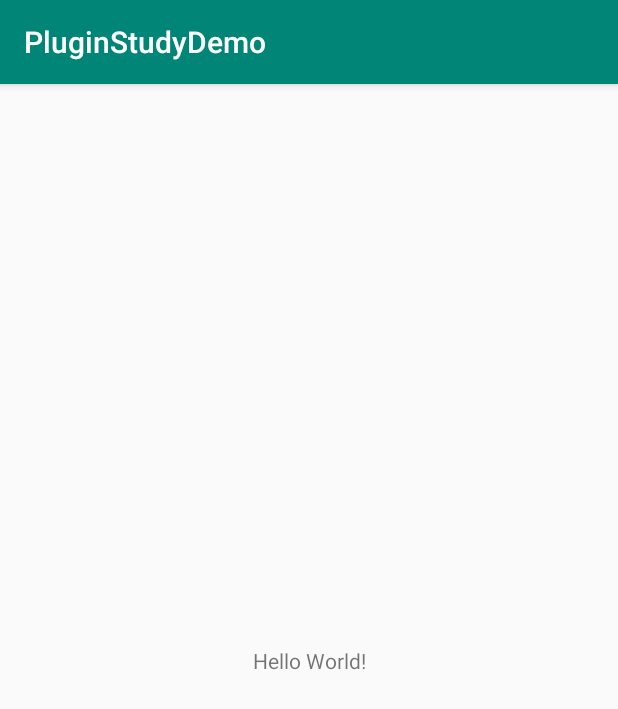
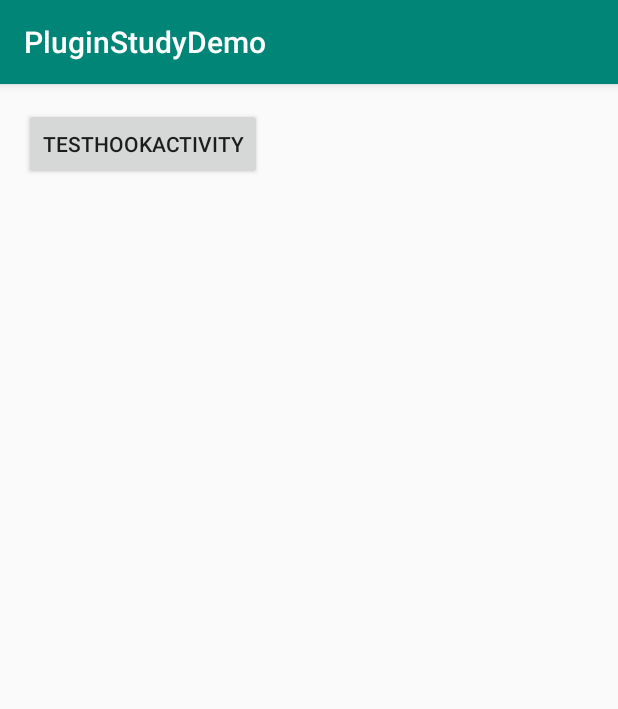
Before and after one commit to iamdennisme/pluginstudydemo, an Android app: the screen it shows after launch (MainActivity), on a phone screen of 412 x 824 dp. Shown: the top 709 px of the screen. Run offline under Robolectric (Android 15) with nearby library versions, the phone set to English and light mode, and no system bars; our stand-ins replace Timber; 1 statement that could not run was skipped.

Commit message:
添加activity hook

```diff
--- a/app/build.gradle
+++ b/app/build.gradle
@@ -26,4 +26,5 @@ dependencies {
     testImplementation 'junit:junit:4.12'
     androidTestImplementation 'androidx.test.ext:junit:1.1.1'
     androidTestImplementation 'androidx.test.espresso:espresso-core:3.2.0'
+    implementation 'com.jakewharton.timber:timber:4.7.1'
 }
--- a/app/src/main/AndroidManifest.xml
+++ b/app/src/main/AndroidManifest.xml
@@ -3,6 +3,7 @@
     package="com.dennisce.pluginstudydemo">
 
     <application
+        android:name=".base.BaseApplication"
         android:allowBackup="true"
         android:icon="@mipmap/ic_launcher"
         android:label="@string/app_name"
@@ -16,6 +17,7 @@
                 <category android:name="android.intent.category.LAUNCHER" />
             </intent-filter>
         </activity>
+        <activity android:name=".OtherTestActivity"/>
     </application>
 
 </manifest>
--- /dev/null
+++ b/app/src/main/java/com/dennisce/pluginstudydemo/base/BaseApplication.java
@@ -0,0 +1,13 @@
+package com.dennisce.pluginstudydemo.base;
+
+import android.app.Application;
+
+import timber.log.Timber;
+
+public class BaseApplication extends Application {
+    @Override
+    public void onCreate() {
+        super.onCreate();
+        Timber.plant(new Timber.DebugTree());
+    }
+}
--- a/app/src/main/java/com/dennisce/pluginstudydemo/ReflectUtil.java
+++ b/app/src/main/java/com/dennisce/pluginstudydemo/util/ReflectUtil.java
@@ -1,4 +1,4 @@
-package com.dennisce.pluginstudydemo;
+package com.dennisce.pluginstudydemo.util;
 
 import java.lang.reflect.Field;
 import java.lang.reflect.Method;
--- a/app/src/main/res/layout/activity_main.xml
+++ b/app/src/main/res/layout/activity_main.xml
@@ -6,13 +6,14 @@
     android:layout_height="match_parent"
     tools:context=".MainActivity">
 
-    <TextView
+    <Button
+        android:onClick="testHookActivity"
+        android:id="@+id/testHookActivity"
         android:layout_width="wrap_content"
         android:layout_height="wrap_content"
-        android:text="Hello World!"
-        app:layout_constraintBottom_toBottomOf="parent"
-        app:layout_constraintLeft_toLeftOf="parent"
-        app:layout_constraintRight_toRightOf="parent"
+        android:layout_marginStart="16dp"
+        android:layout_marginTop="16dp"
+        android:text="testHookActivity"
+        app:layout_constraintStart_toStartOf="parent"
         app:layout_constraintTop_toTopOf="parent" />
-
 </androidx.constraintlayout.widget.ConstraintLayout>
```
Also changed, not shown: app/src/main/java/com/dennisce/pluginstudydemo/MainActivity.java (+14 -0 lines), app/src/main/java/com/dennisce/pluginstudydemo/OtherTestActivity.java (added, +16 -0 lines), app/src/main/java/com/dennisce/pluginstudydemo/hookhelper/HookHelper.java (added, +35 -0 lines).
